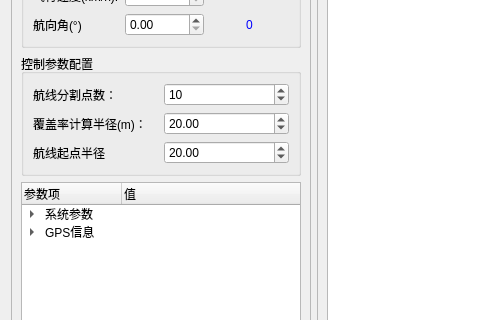
kdurant/qt_study, file ui/navigation.ui: the form before one commit; both pictures show x 0 to 480 and y 119 to 439 of the 1310 by 765 pixel window.
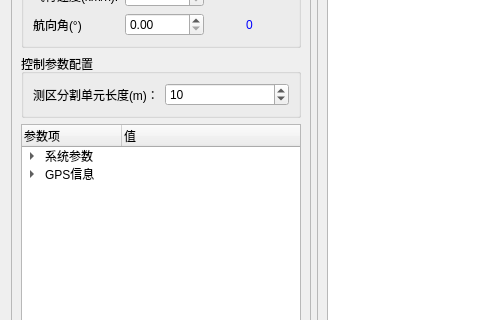
The form after the commit. Custom widgets are drawn as their Qt base class.

Diff of the .ui file:
```diff
--- a/ui/navigation.ui
+++ b/ui/navigation.ui
@@ -170,51 +170,26 @@
          <string>控制参数配置</string>
         </property>
         <layout class="QGridLayout" name="gridLayout_4">
-         <item row="2" column="0">
-          <widget class="QLabel" name="label_8">
-           <property name="text">
-            <string>航线起点半径</string>
-           </property>
-          </widget>
-         </item>
-         <item row="1" column="0">
-          <widget class="QLabel" name="label_4">
-           <property name="text">
-            <string>覆盖率计算半径(m)：</string>
-           </property>
-          </widget>
-         </item>
-         <item row="0" column="0">
-          <widget class="QLabel" name="label_3">
-           <property name="toolTip">
-            <string>单条航线分割点数，用于测区覆盖率计算</string>
-           </property>
-           <property name="text">
-            <string>航线分割点数：</string>
-           </property>
-          </widget>
-         </item>
          <item row="0" column="1">
           <widget class="QSpinBox" name="spinBox">
+           <property name="minimum">
+            <number>1</number>
+           </property>
            <property name="maximum">
-            <number>999</number>
+            <number>100</number>
            </property>
            <property name="value">
             <number>10</number>
            </property>
           </widget>
          </item>
-         <item row="1" column="1">
-          <widget class="QDoubleSpinBox" name="doubleSpinBox">
-           <property name="value">
-            <double>20.000000000000000</double>
+         <item row="0" column="0">
+          <widget class="QLabel" name="label_3">
+           <property name="toolTip">
+            <string>单条航线分割点数，用于测区覆盖率计算</string>
            </property>
-          </widget>
-         </item>
-         <item row="2" column="1">
-          <widget class="QDoubleSpinBox" name="doubleSpinBox_2">
-           <property name="value">
-            <double>20.000000000000000</double>
+           <property name="text">
+            <string>测区分割单元长度(m)：</string>
            </property>
           </widget>
          </item>
```
